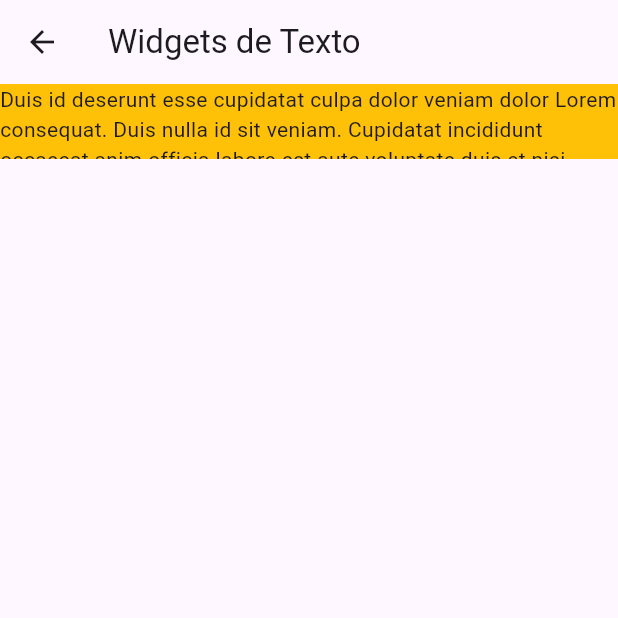
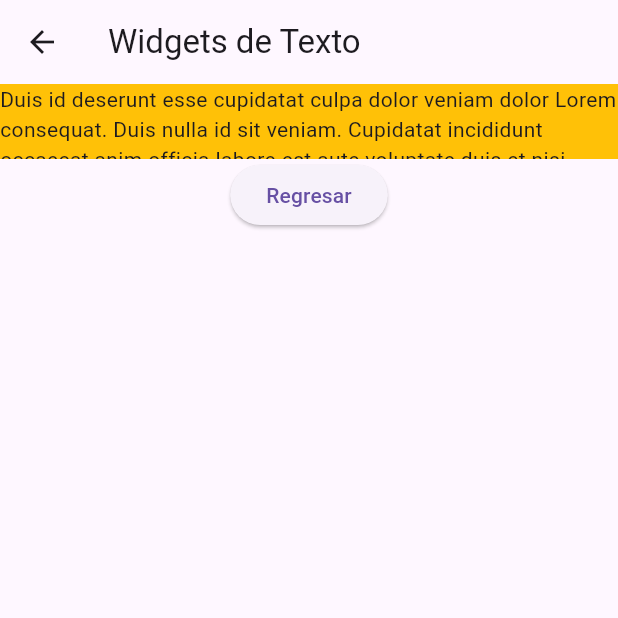
Before and after one commit to gmcruzgonzabay/Programacion-Movil-V, a Flutter app: the TextoScreen screen opened by its route, on a phone screen of 412 x 824 dp, the top half of it. Run offline on Flutter 3.47's test engine with Material 3 defaults, Android fonts, the phone set to English and light mode, and no system bars; missing offline and left inert: smooth_avatar.

Commit message:
Regresar a pantalla

```diff
--- a/ecotec_app/lib/screens/texto_screen.dart
+++ b/ecotec_app/lib/screens/texto_screen.dart
@@ -32,7 +32,12 @@ const TextoScreen({super.key});
 
 
                   ,),
-                )
+                ),
+
+                ElevatedButton(onPressed: (){
+
+                  Navigator.pop(context); // me sirver para regresar a la pantalla anterior
+                }, child: Text('Regresar'))
 
           ],
          ),
```
